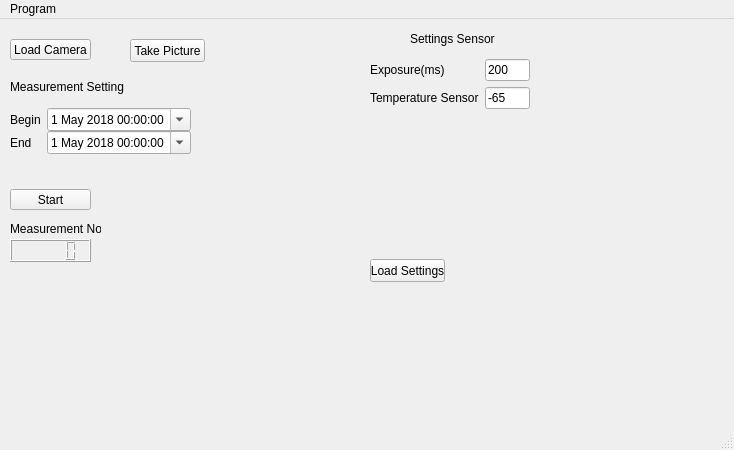
Above: AMUDIS_NIR/GUI/AMUDIS_camera_control.ui from mtobfos/AMUDIS-Software before the change. Below: the same form after it.
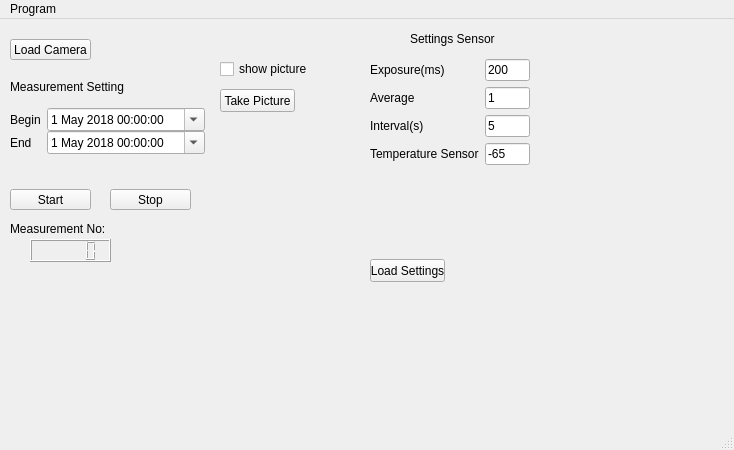
That is the form after the change.

Commit message: added stop button

Diff of the .ui file:
```diff
--- a/AMUDIS_NIR/GUI/AMUDIS_camera_control.ui
+++ b/AMUDIS_NIR/GUI/AMUDIS_camera_control.ui
@@ -32,7 +32,7 @@
      <rect>
       <x>10</x>
       <y>89</y>
-      <width>181</width>
+      <width>195</width>
       <height>61</height>
      </rect>
     </property>
@@ -163,8 +163,8 @@
    <widget class="QPushButton" name="takePictureButton">
     <property name="geometry">
      <rect>
-      <x>130</x>
-      <y>20</y>
+      <x>220</x>
+      <y>70</y>
       <width>75</width>
       <height>23</height>
      </rect>
@@ -192,7 +192,7 @@
         <x>0</x>
         <y>40</y>
         <width>160</width>
-        <height>80</height>
+        <height>152</height>
        </rect>
       </property>
       <layout class="QFormLayout" name="formLayout_2">
@@ -211,13 +211,41 @@
         </widget>
        </item>
        <item row="2" column="0">
+        <widget class="QLabel" name="labelAverage">
+         <property name="text">
+          <string>Average</string>
+         </property>
+        </widget>
+       </item>
+       <item row="2" column="1">
+        <widget class="QLineEdit" name="AverageValue">
+         <property name="text">
+          <string>1</string>
+         </property>
+        </widget>
+       </item>
+       <item row="3" column="0">
+        <widget class="QLabel" name="labelInterval">
+         <property name="text">
+          <string>Interval(s)</string>
+         </property>
+        </widget>
+       </item>
+       <item row="3" column="1">
+        <widget class="QLineEdit" name="IntervalValue">
+         <property name="text">
+          <string>5</string>
+         </property>
+        </widget>
+       </item>
+       <item row="4" column="0">
         <widget class="QLabel" name="tempsensorlabel">
          <property name="text">
           <string>Temperature Sensor</string>
          </property>
         </widget>
        </item>
-       <item row="2" column="1">
+       <item row="4" column="1">
         <widget class="QLineEdit" name="TempSensorValue">
          <property name="text">
           <string>-65</string>
@@ -258,7 +286,7 @@
    <widget class="QLCDNumber" name="lcdNumber">
     <property name="geometry">
      <rect>
-      <x>10</x>
+      <x>30</x>
       <y>220</y>
       <width>81</width>
       <height>23</height>
@@ -270,7 +298,7 @@
      <rect>
       <x>10</x>
       <y>200</y>
-      <width>91</width>
+      <width>121</width>
       <height>20</height>
      </rect>
     </property>
@@ -278,6 +306,32 @@
      <string>Measurement No:</string>
     </property>
    </widget>
+   <widget class="QPushButton" name="stopButton">
+    <property name="geometry">
+     <rect>
+      <x>110</x>
+      <y>170</y>
+      <width>81</width>
+      <height>21</height>
+     </rect>
+    </property>
+    <property name="text">
+     <string>Stop</string>
+    </property>
+   </widget>
+   <widget class="QCheckBox" name="showPicture">
+    <property name="geometry">
+     <rect>
+      <x>220</x>
+      <y>40</y>
+      <width>87</width>
+      <height>20</height>
+     </rect>
+    </property>
+    <property name="text">
+     <string>show picture</string>
+    </property>
+   </widget>
   </widget>
   <widget class="QMenuBar" name="menubar">
    <property name="geometry">
```
Left out of the diff: 2 changed lines with no effect on the pictures. The commit also changes 3 other files.
